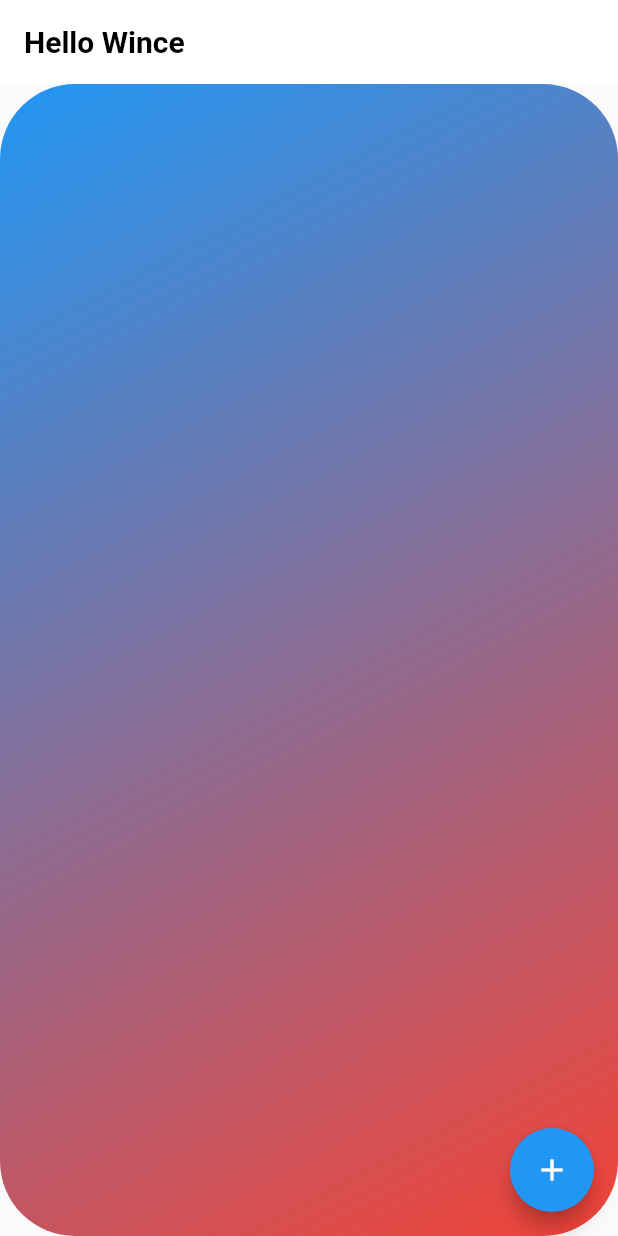
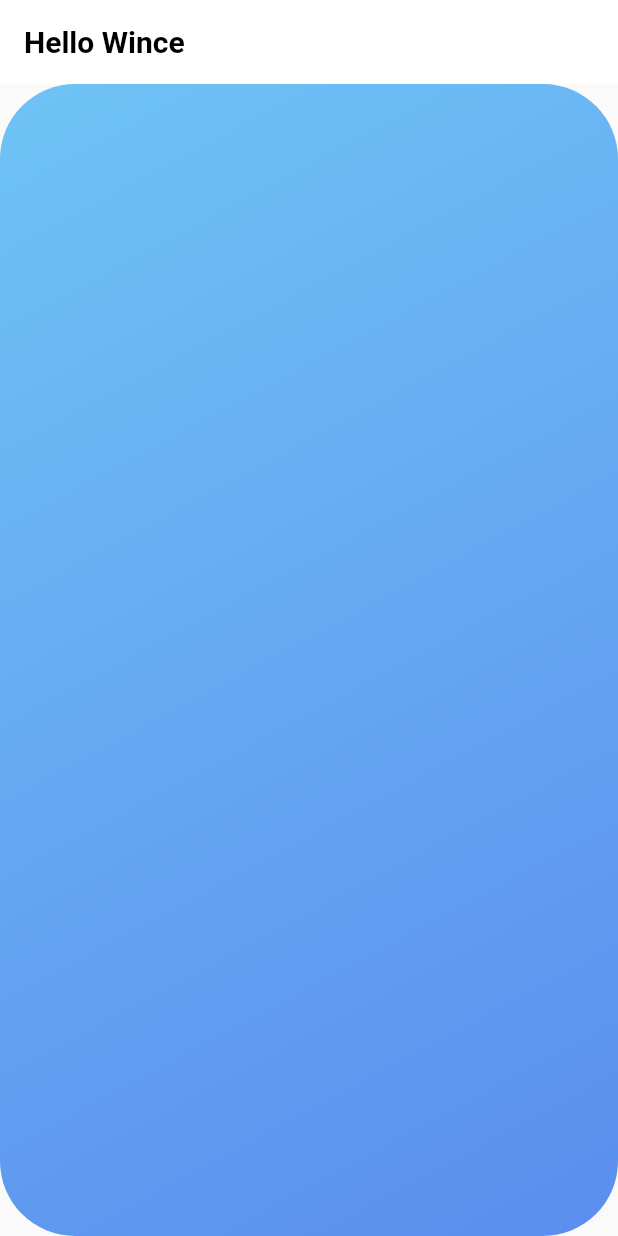
Before and after one commit to wience/aurora, a Flutter app: the screen it shows after launch, on a phone screen of 412 x 824 dp. Run offline on Flutter 3.47's test engine with Material 2 defaults, Android fonts, the phone set to English and light mode, and no system bars.

Commit message:
Update main.dart
Co-Authored-By: matyo13 <107267313+matyo13@users.noreply.github.com>
Co-Authored-By: Kent Dave Catipay <107268879+KeeentX@users.noreply.github.com>

```diff
--- a/aurora/lib/main.dart
+++ b/aurora/lib/main.dart
@@ -90,18 +90,13 @@ class _MyHomePageState extends State<MyHomePage> {
                     begin: Alignment.topLeft,
                     end: Alignment.bottomRight,
                     colors: [
-                      Colors.blue,
-                      Colors.red,
+                      Color.fromRGBO(110, 195, 245, 1),
+                      Color.fromRGBO(91, 141, 238, 1),
                     ],
                   )),
                   width: 500,
                 )))
       ])),
-      floatingActionButton: FloatingActionButton(
-        onPressed: _incrementCounter,
-        tooltip: 'Increment',
-        child: const Icon(Icons.add),
-      ), // This trailing comma makes auto-formatting nicer for build methods.
-    );
+    ); // This trailing comma makes auto-formatting nicer for build methods.
   }
 }
```
